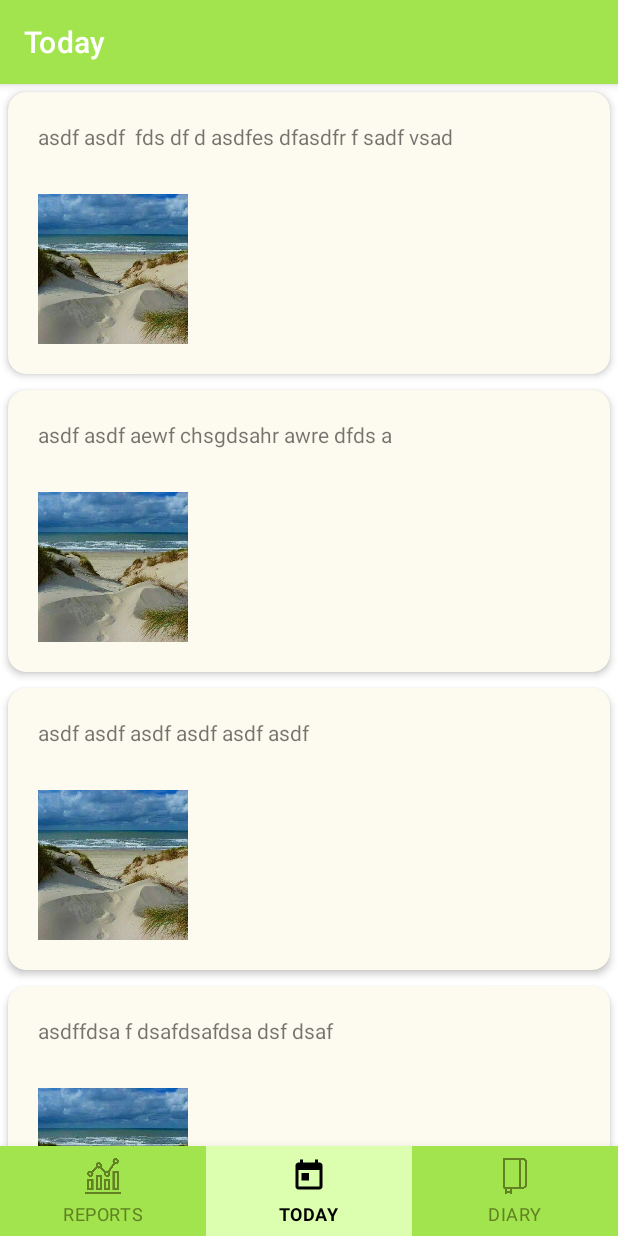
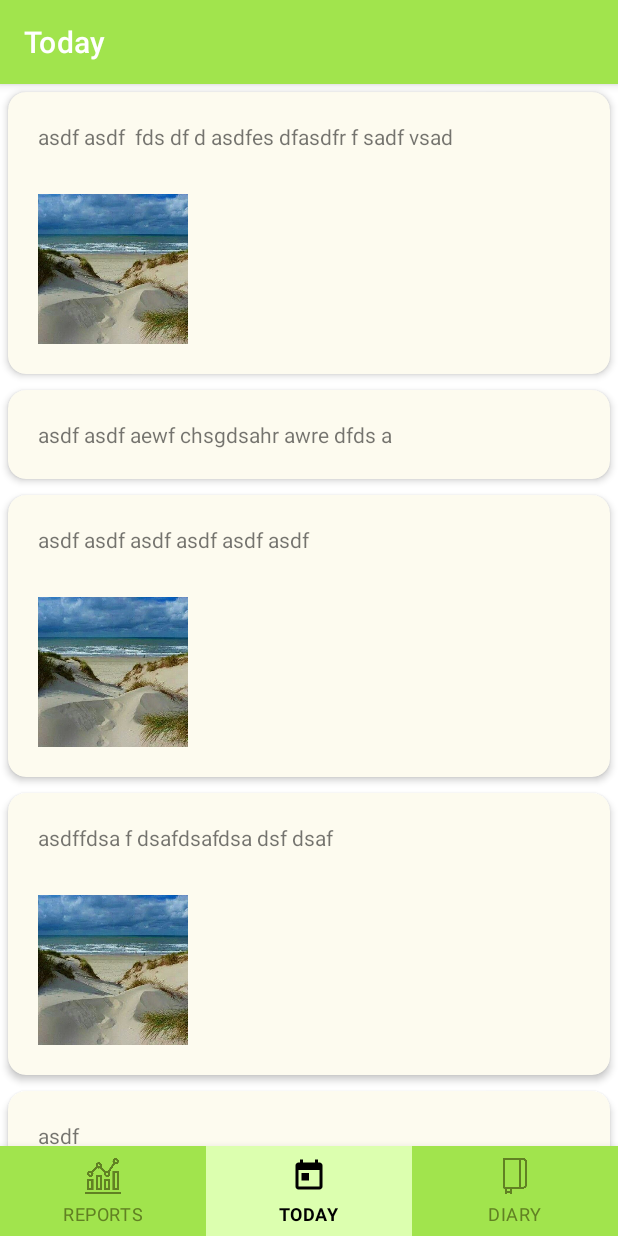
Before and after one commit to nori96/android_praktikum_2021_your_story, an Android app: the screen it shows after launch (MainActivity), on a phone screen of 412 x 824 dp. Run offline under Robolectric (Android 15) with nearby library versions, the phone set to English and light mode, and no system bars; our stand-ins replace data binding, navigation-ui.

Commit message:
started dynamic generation of list elements

```diff
--- a/app/src/main/java/com/example/yourstory/today/RecyclerAdapter.kt
+++ b/app/src/main/java/com/example/yourstory/today/RecyclerAdapter.kt
@@ -1,5 +1,6 @@
 package com.example.yourstory.today
 
+import android.media.Image
 import android.view.LayoutInflater
 import android.view.View
 import android.view.ViewGroup
@@ -15,13 +16,18 @@ class RecyclerAdapter : RecyclerView.Adapter<RecyclerAdapter.ViewHolder>() {
     private var todayViewModel = TodayViewModel()
 
     override fun onCreateViewHolder(parent: ViewGroup, viewType: Int): RecyclerAdapter.ViewHolder {
-        val v = LayoutInflater.from(parent.context).inflate(R.layout.text_entry_diary_layout, parent, false)
+        var v = LayoutInflater.from(parent.context).inflate(R.layout.text_entry_diary_layout, parent, false)
         return ViewHolder(v)
     }
 
     override fun onBindViewHolder(holder: RecyclerAdapter.ViewHolder, position: Int) {
         holder.diaryText.text = todayViewModel.entries.value?.get(position)!!.diaryText//entryTexts[position]
         holder.diaryImage.setImageResource( todayViewModel.entries.value?.get(position)!!.diaryImage)
+        if (todayViewModel.entries.value?.get(position)!!.diaryImage == 0) {
+            (holder.diaryImage.parent as ViewGroup).removeView(holder.diaryImage)
+        }
+        //var imageView = v.findViewById<ImageView>(R.id.main_today_image)
+        //
     }
 
     override fun getItemCount(): Int {
--- a/app/src/main/java/com/example/yourstory/today/TodayViewModel.kt
+++ b/app/src/main/java/com/example/yourstory/today/TodayViewModel.kt
@@ -9,7 +9,7 @@ class TodayViewModel : ViewModel() {
     var entries = MutableLiveData<List<DiaryEntry>>(
         listOf(
             DiaryEntry("asdf asdf  fds df d asdfes dfasdfr f sadf vsad", R.drawable.beach),
-            DiaryEntry("asdf asdf aewf chsgdsahr awre dfds a", R.drawable.beach),
+            DiaryEntry("asdf asdf aewf chsgdsahr awre dfds a", 0),
             DiaryEntry("asdf asdf asdf asdf asdf asdf ", R.drawable.beach),
             DiaryEntry("asdffdsa f dsafdsafdsa dsf dsaf", R.drawable.beach),
             DiaryEntry("asdf", R.drawable.beach),
```
